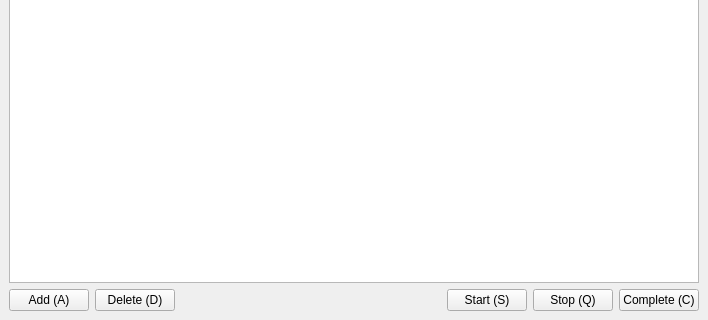
Qt form shiki_organizer/gui/ui/main_window.ui (nikohonu/shiki-organizer) before a commit; both pictures show x 0 to 708 and y 160 to 480 of the 708 by 480 pixel window.
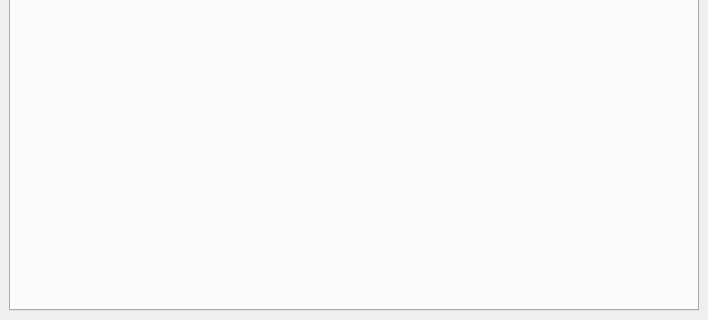
The same form after that commit.

What changed in the file:
```diff
--- a/shiki_organizer/gui/ui/main_window.ui
+++ b/shiki_organizer/gui/ui/main_window.ui
@@ -16,72 +16,12 @@
   <widget class="QWidget" name="centralwidget">
    <layout class="QVBoxLayout" name="verticalLayout">
     <item>
-     <widget class="QTableView" name="view">
-      <property name="selectionBehavior">
-       <enum>QAbstractItemView::SelectRows</enum>
+     <widget class="QTabWidget" name="tab_widget">
+      <property name="currentIndex">
+       <number>1</number>
       </property>
      </widget>
     </item>
-    <item>
-     <layout class="QHBoxLayout" name="horizontalLayout_3">
-      <item>
-       <layout class="QHBoxLayout" name="horizontalLayout_2">
-        <item>
-         <widget class="QPushButton" name="pushButton_4">
-          <property name="text">
-           <string>Add (A)</string>
-          </property>
-         </widget>
-        </item>
-        <item>
-         <widget class="QPushButton" name="pushButton_5">
-          <property name="text">
-           <string>Delete (D)</string>
-          </property>
-         </widget>
-        </item>
-       </layout>
-      </item>
-      <item>
-       <spacer name="horizontalSpacer">
-        <property name="orientation">
-         <enum>Qt::Horizontal</enum>
-        </property>
-        <property name="sizeHint" stdset="0">
-         <size>
-          <width>40</width>
-          <height>20</height>
-         </size>
-        </property>
-       </spacer>
-      </item>
-      <item>
-       <layout class="QHBoxLayout" name="horizontalLayout">
-        <item>
-         <widget class="QPushButton" name="button_start">
-          <property name="text">
-           <string>Start (S)</string>
-          </property>
-         </widget>
-        </item>
-        <item>
-         <widget class="QPushButton" name="button_stop">
-          <property name="text">
-           <string>Stop (Q)</string>
-          </property>
-         </widget>
-        </item>
-        <item>
-         <widget class="QPushButton" name="button_done">
-          <property name="text">
-           <string>Complete (C)</string>
-          </property>
-         </widget>
-        </item>
-       </layout>
-      </item>
-     </layout>
-    </item>
    </layout>
   </widget>
  </widget>
```
